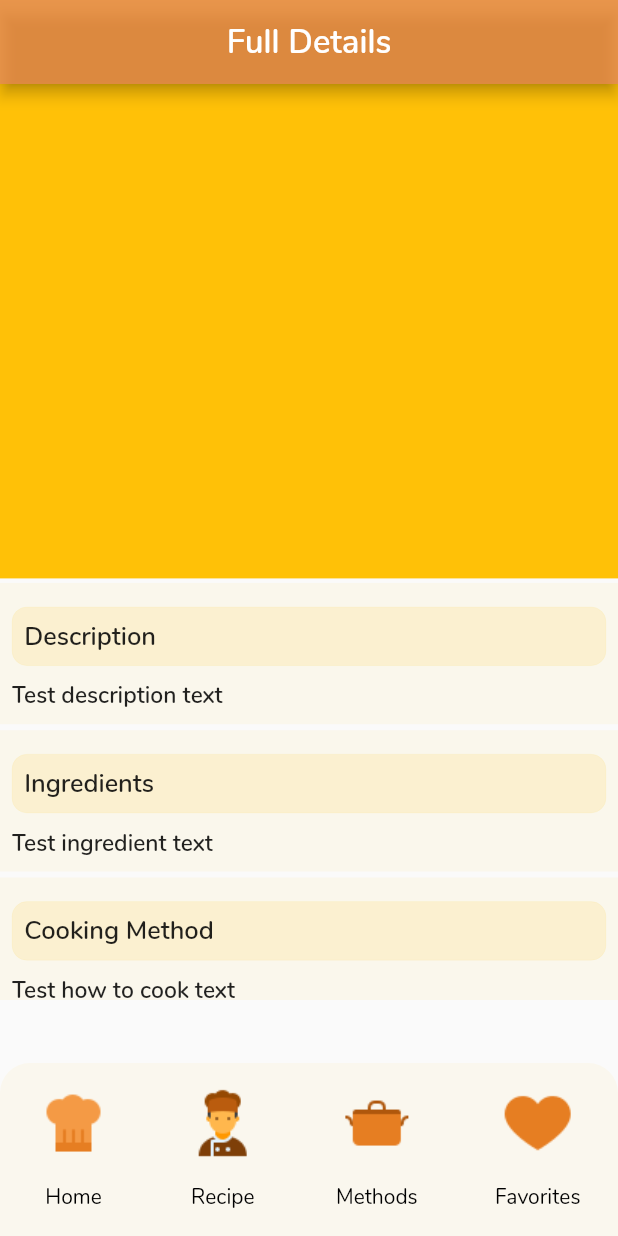
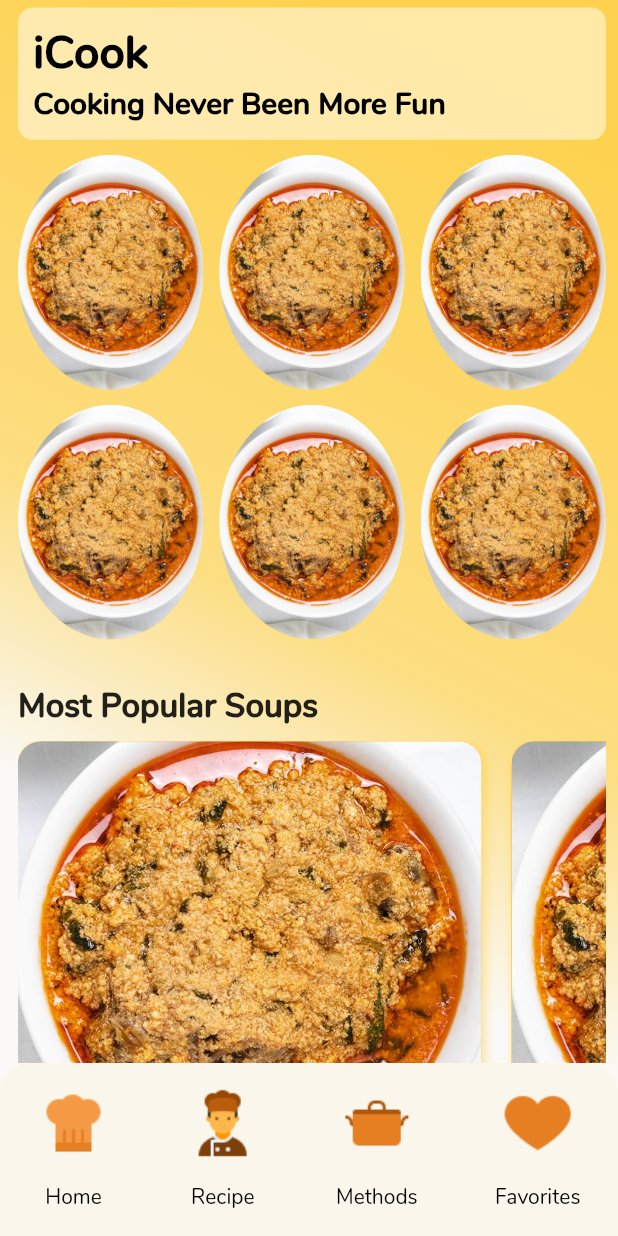
Before and after one commit to passcarlean/cook_app, a Flutter app: the screen it shows after launch, on a phone screen of 412 x 824 dp. Run offline on Flutter 3.47's test engine with Material 2 defaults, Android fonts, the light colour scheme and no system bars; missing offline and left inert: custom_splash.

Commit message:
feat: HomeScreen

```diff
--- a/cook_app/lib/main.dart
+++ b/cook_app/lib/main.dart
@@ -1,4 +1,5 @@
 import 'package:cookapp/screens/details_screen.dart';
+import 'package:cookapp/screens/home_screen.dart';
 import 'package:flutter/cupertino.dart';
 import 'package:flutter/material.dart';
 import 'package:custom_splash/custom_splash.dart';
@@ -32,7 +33,7 @@ class _CookAppState extends State<CookApp> {
   Widget build(BuildContext context) {
 
     return Scaffold(
-      body: DetailsScreen()
+      body: HomeScreen()
     );
   }
 }
--- a/cook_app/lib/screens/details_screen.dart
+++ b/cook_app/lib/screens/details_screen.dart
@@ -15,8 +15,7 @@ class _DetailsScreenState extends State<DetailsScreen> {
   Widget build(BuildContext context) {
     final query = MediaQuery.of(context);
 
-    return SafeArea(
-      child: Scaffold(
+    return Scaffold(
       appBar: AppBar(
         title: Text('Full Details',
         style: TextStyle(
@@ -71,7 +70,6 @@ class _DetailsScreenState extends State<DetailsScreen> {
           ),
           SizedBox(height: 1,)
         ],
-        ),
       ),
     );
   }
--- /dev/null
+++ b/cook_app/lib/screens/home_screen.dart
@@ -0,0 +1,293 @@
+import 'package:cookapp/navigation/bottomnav.dart';
+import 'package:flutter/cupertino.dart';
+import 'package:flutter/material.dart';
+
+class HomeScreen extends StatefulWidget {
+  HomeScreen({Key key}) : super(key: key);
+
+  @override
+  _HomeScreenState createState() => _HomeScreenState();
+}
+
+class _HomeScreenState extends State<HomeScreen> {
+
+  @override
+  Widget build(BuildContext context) {
+    final query = MediaQuery.of(context);
+
+    return SafeArea(
+      child: Container(
+        height: double.infinity,
+        decoration: BoxDecoration(
+          gradient: LinearGradient(
+            begin: Alignment.topRight,
+            end: Alignment.bottomLeft,
+            stops: [0.1, 0.5, 0.7],
+            colors: [
+              Colors.amber.withOpacity(.7),
+              Colors.amber.withOpacity(.5),
+              Colors.amber.withOpacity(.01),
+            ],
+          ),
+        ),
+        child: Scaffold(
+          backgroundColor: Colors.transparent,
+          bottomNavigationBar: BottomNav(),
+          body: SingleChildScrollView(
+            child: Padding(
+              padding: const EdgeInsets.only(right: 8.0, left: 12.0),
+              child: Column(
+                crossAxisAlignment: CrossAxisAlignment.start,
+                children: <Widget>[
+                  SizedBox(height: 5),
+                  Container(
+                    width: double.infinity,
+                    decoration: BoxDecoration(
+                      borderRadius: BorderRadius.circular(10.0),
+                      color: Colors.white.withOpacity(.5),
+                      border: Border.all(
+                        color: Colors.amber.withOpacity(.35),
+                        width: 0.1,
+                      ),
+                    ),
+                    child: Padding(
+                      padding: const EdgeInsets.all(10.0),
+                      child: Column(
+                        crossAxisAlignment: CrossAxisAlignment.start,
+                        children: <Widget>[
+                          Text('iCook',
+                              style: TextStyle (
+                                fontSize: 30,
+                                fontWeight: FontWeight.w900,
+                                color: Colors.black,
+                              )
+                          ),
+                          Text('Cooking Never Been More Fun',
+                              style: TextStyle (
+                                fontSize: 20,
+                                fontWeight: FontWeight.w900,
+                                color: Colors.black,
+                              )),
+                        ],
+                      ),
+                    ),
+                  ),
+                  SizedBox(height: 10),
+                  Row(
+                    mainAxisAlignment: MainAxisAlignment.spaceBetween,
+                    children: <Widget>[
+                      OvalImages(query: query,
+                        png: 'assets/images/Egusi.jpg',),
+                      OvalImages(query: query,
+                        png: 'assets/images/Egusi.jpg',),
+                      OvalImages(query: query,
+                        png: 'assets/images/Egusi.jpg',),
+                    ],
+                  ),
+                  SizedBox(height: 10),
+                  Row(
+                    mainAxisAlignment: MainAxisAlignment.spaceBetween,
+                    children: <Widget>[
+                      OvalImages(query: query,
+                        png: 'assets/images/Egusi.jpg',),
+                      OvalImages(query: query,
+                        png: 'assets/images/Egusi.jpg',),
+                      OvalImages(query: query,
+                        png: 'assets/images/Egusi.jpg',),
+                    ],
+                  ),
+
+                  SizedBox(height: 30),
+                  Text('Most Popular Soups',
+                      style: TextStyle (
+                        fontSize: 22,
+                        fontWeight: FontWeight.w800,
+                      )
+                  ),
+                  SizedBox(height: 8),
+                  Container(
+                    height: query.size.height * 0.43,
+                    child: ListView(
+                      scrollDirection: Axis.horizontal,
+                      children: <Widget>[
+                        Row(
+                          crossAxisAlignment: CrossAxisAlignment.start,
+                          children: <Widget>[
+                            FoodCard(query: query,
+                            title: 'Melon Soup',
+                              img: 'assets/images/Egusi.jpg',
+                            ),
+                            SizedBox(width: 10),
+                            FoodCard(query: query,
+                              title: 'Melon Soup',
+                              img: 'assets/images/Egusi.jpg',
+                            ),
+                            SizedBox(width: 10),
+                            FoodCard(query: query,
+                              title: 'Melon Soup',
+                              img: 'assets/images/Egusi.jpg',
+                            ),
+                            SizedBox(width: 10),
+                            FoodCard(query: query,
+                              title: 'Melon Soup',
+                              img: 'assets/images/Egusi.jpg',
+                            ),
+                            SizedBox(width: 10),
+                            FoodCard(query: query,
+                              title: 'Melon Soup',
+                              img: 'assets/images/Egusi.jpg',
+                            ),
+                            SizedBox(width: 10),
+                            FoodCard(query: query,
+                              title: 'Melon Soup',
+                              img: 'assets/images/Egusi.jpg',
+                            ),
+                            SizedBox(width: 10),
+                            FoodCard(query: query,
+                              title: 'Melon Soup',
+                              img: 'assets/images/Egusi.jpg',
+                            ),
+                            SizedBox(width: 10),
+                            FoodCard(query: query,
+                              title: 'Melon Soup',
+                              img: 'assets/images/Egusi.jpg',
+                            ),
+                            SizedBox(width: 10),
+                            FoodCard(query: query,
+                              title: 'Melon Soup',
+                              img: 'assets/images/Egusi.jpg',
+                            ),
+                            SizedBox(width: 10),
+                            FoodCard(query: query,
+                              title: 'Melon Soup',
+                              img: 'assets/images/Egusi.jpg',
+                            ),
+                          ],
+                        ),
+                      ],
+                    ),
+                  ),
+                ],
+              ),
+            ),
+          ),
+        ),
+      ),
+    );
+  }
+}
+
+class OvalImages extends StatelessWidget {
+  final String png;
+  const OvalImages({
+    Key key,
+    @required this.query, this.png,
+  }) : super(key: key);
+
+  final MediaQueryData query;
+
+  @override
+  Widget build(BuildContext context) {
+    return ClipOval(
+      child: Container(
+        height: query.size.height * 0.19,
+        width: query.size.width * 0.30,
+        decoration: BoxDecoration(
+          color: Colors.amberAccent,
+          image: DecorationImage(
+            image: AssetImage(png),
+            fit: BoxFit.cover,
+          ),
+        ),
+      ),
+    );
+  }
+}
+
+class FoodCard extends StatelessWidget {
+  final String title;
+  final String subtitle;
+  final String img;
+  const FoodCard({
+    Key key,
+    @required this.query, this.title, this.subtitle, this.img,
+  }) : super(key: key);
+
+  final MediaQueryData query;
+
+  @override
+  Widget build(BuildContext context) {
+    return Container(
+      padding: EdgeInsets.only(top: 118.0, right: 40.0),
+      width: query.size.width * 0.75,
+      height: query.size.height * 0.35,
+      margin: EdgeInsets.only(right: 10.0),
+      decoration: BoxDecoration(
+        boxShadow: [
+          BoxShadow(
+            color: Colors.amber.withOpacity(.4),
+            blurRadius: 5, // soften the shadow
+            //spreadRadius: .05, //extend the shadow
+            offset: Offset(
+              2.0, // Move to right 10  horizontally
+              2.0, // Move to bottom 10 Vertically
+            ),
+          )
+        ],
+        color: Color(0xFFF3B732),
+        borderRadius: BorderRadius.circular(15),
+        image: DecorationImage(
+          image: AssetImage(img),
+          fit: BoxFit.cover,
+        ),
+      ),
+      child: Column (
+        crossAxisAlignment: CrossAxisAlignment.start,
+        mainAxisAlignment: MainAxisAlignment.end,
+        children: <Widget>[
+          Padding(
+            padding: const EdgeInsets.all(10.0),
+            child: Container(
+              decoration: BoxDecoration(
+                color: Colors.white.withOpacity(.8),
+                borderRadius: BorderRadius.circular(10)
+              ),
+              child: Padding(
+                padding: const EdgeInsets.all(8.0),
+                child: Column (
+                  mainAxisAlignment: MainAxisAlignment.end,
+                  crossAxisAlignment: CrossAxisAlignment.start,
+                  children: <Widget>[
+                    Text (title,
+                        style: TextStyle (
+                            fontSize: 22,
+                            fontWeight: FontWeight.w800,
+                            )),
+                  ],
+                ),
+              ),
+            ),
+          ),
+        ],
+      ),
+    );
+  }
+}
+
+class MainClipper extends CustomClipper<Path> {
+  @override
+  Path getClip(Size size) {
+    var path = Path();
+    path.lineTo(0, size.height - 80);
+    path.quadraticBezierTo(
+        size.width / 2, size.height, size.width, size.height - 78);
+    path.lineTo(size.width, 0);
+    path.close();
+    return path;
+  }
+
+  @override
+  bool shouldReclip(CustomClipper<Path> oldClipper) {
+    return false;
+  }
+}
```
Lines whose indentation alone changed are shown as unchanged.
